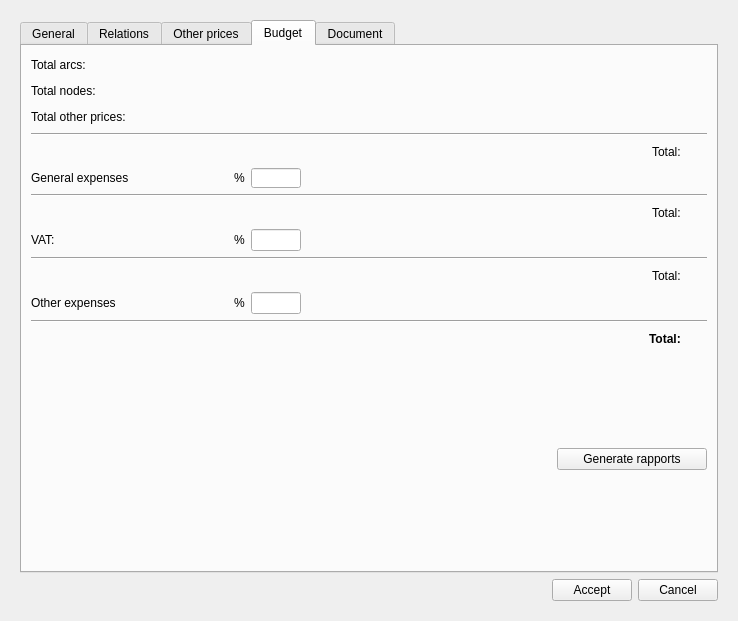
Qt form ui/plan_psector.ui (Giswater/giswater_qgis_plugin) before a commit.
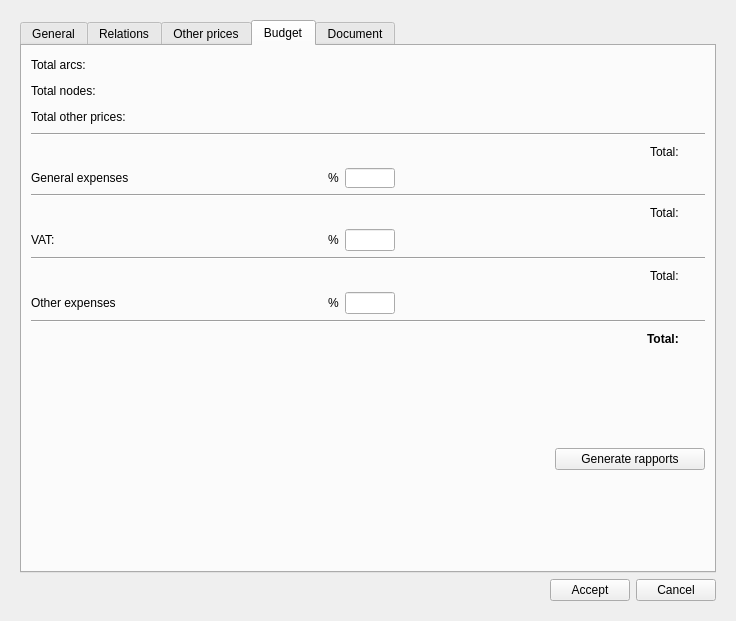
The same form after that commit. The open tabs and pages were chosen to show the change. Icons and pictures are not drawn.

Commit message: add sys_currency symbol

Diff of the .ui file:
```diff
--- a/ui/plan_psector.ui
+++ b/ui/plan_psector.ui
@@ -6,7 +6,7 @@
    <rect>
     <x>0</x>
     <y>0</y>
-    <width>738</width>
+    <width>736</width>
     <height>621</height>
    </rect>
   </property>
@@ -1076,7 +1076,7 @@
          </attribute>
          <layout class="QVBoxLayout" name="verticalLayout_10">
           <item>
-           <layout class="QHBoxLayout" name="horizontalLayout_13" stretch="0,0,0">
+           <layout class="QHBoxLayout" name="horizontalLayout_13" stretch="0,0,0,0">
             <property name="sizeConstraint">
              <enum>QLayout::SetDefaultConstraint</enum>
             </property>
@@ -1305,6 +1305,12 @@
             </item>
             <item>
              <widget class="QLabel" name="cur_pec_pem">
+              <property name="sizePolicy">
+               <sizepolicy hsizetype="Fixed" vsizetype="Preferred">
+                <horstretch>0</horstretch>
+                <verstretch>0</verstretch>
+               </sizepolicy>
+              </property>
               <property name="text">
                <string/>
               </property>
@@ -1407,6 +1413,12 @@
             </item>
             <item>
              <widget class="QLabel" name="cur_pecvat_pem">
+              <property name="sizePolicy">
+               <sizepolicy hsizetype="Fixed" vsizetype="Preferred">
+                <horstretch>0</horstretch>
+                <verstretch>0</verstretch>
+               </sizepolicy>
+              </property>
               <property name="text">
                <string/>
               </property>
@@ -1509,6 +1521,12 @@
             </item>
             <item>
              <widget class="QLabel" name="cur_pca_pecvat">
+              <property name="sizePolicy">
+               <sizepolicy hsizetype="Fixed" vsizetype="Preferred">
+                <horstretch>0</horstretch>
+                <verstretch>0</verstretch>
+               </sizepolicy>
+              </property>
               <property name="text">
                <string/>
               </property>
```
Left out of the diff: 23 changed lines with no effect on the pictures. The commit also changes 1 other file.
